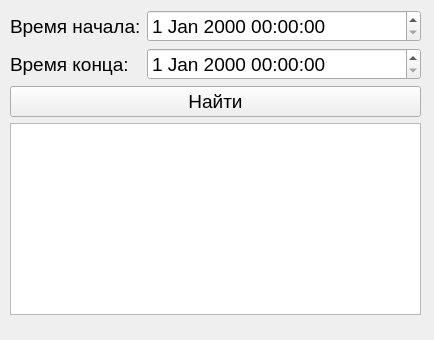
Before: the Qt Designer form Layout/YieldWindow.ui in TeflonDervish/Coursework, drawn with Qt 5.
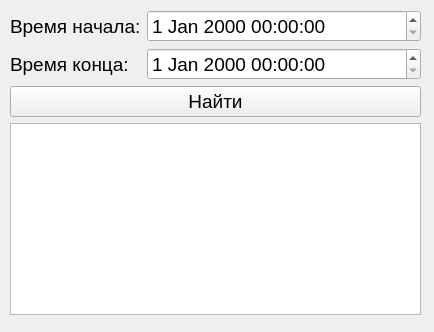
After: the same form once the commit is applied.

Diff of the .ui file:
```diff
--- a/Layout/YieldWindow.ui
+++ b/Layout/YieldWindow.ui
@@ -7,7 +7,7 @@
     <x>0</x>
     <y>0</y>
     <width>434</width>
-    <height>340</height>
+    <height>332</height>
    </rect>
   </property>
   <property name="windowTitle">
@@ -20,7 +20,7 @@
       <x>0</x>
       <y>0</y>
       <width>431</width>
-      <height>338</height>
+      <height>381</height>
      </rect>
     </property>
     <property name="sizePolicy">
```
Left out of the diff: 2 changed lines with no effect on the pictures.
